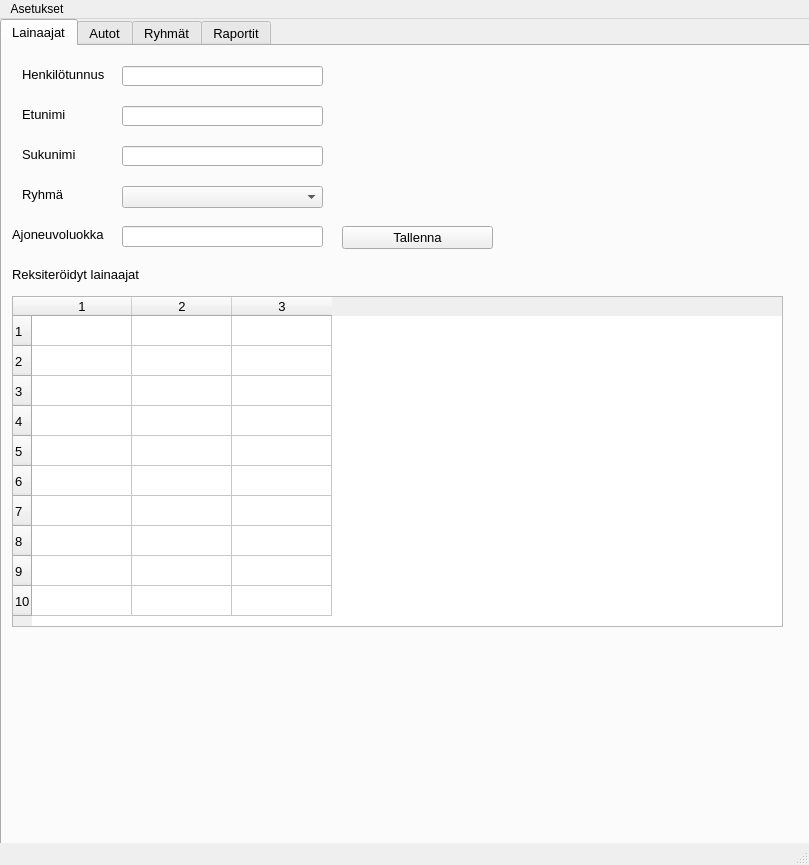
Qt form administrative.ui (50904/Autolainaus) before a commit.
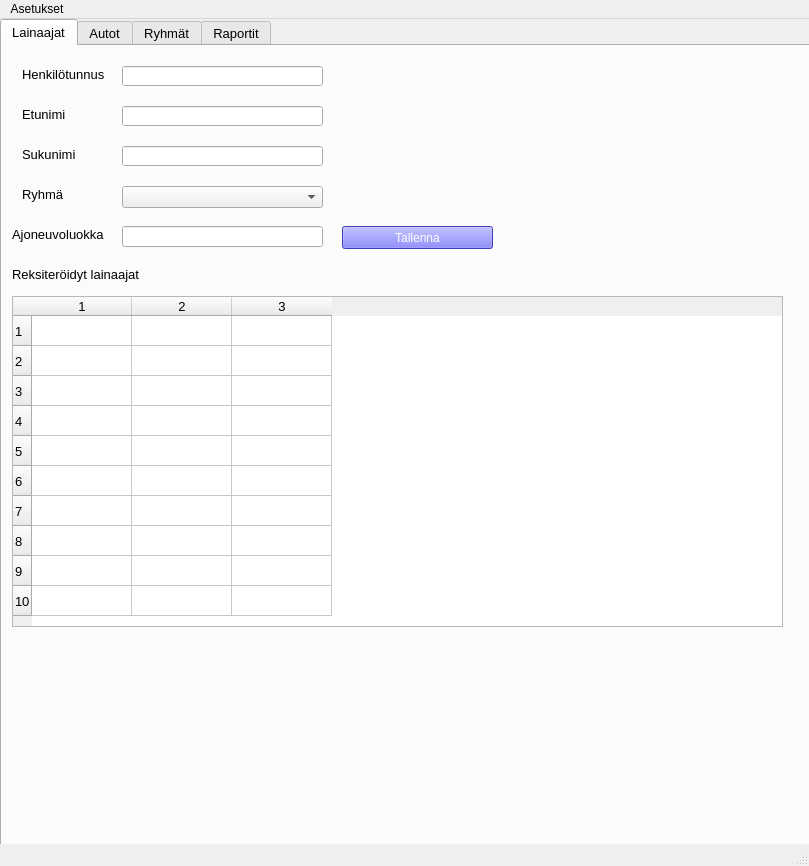
The same form after that commit. The open tabs and pages were chosen to show the change.

Commit message: Lisätty psycopg

The edit to the form file:
```diff
--- a/administrative.ui
+++ b/administrative.ui
@@ -7,7 +7,7 @@
     <x>0</x>
     <y>0</y>
     <width>809</width>
-    <height>865</height>
+    <height>866</height>
    </rect>
   </property>
   <property name="windowTitle">
@@ -198,6 +198,10 @@
         <height>23</height>
        </rect>
       </property>
+      <property name="styleSheet">
+       <string notr="true">background-color: rgb(85, 85, 255);
+color: rgb(255, 255, 255);</string>
+      </property>
       <property name="text">
        <string>Tallenna</string>
       </property>
```
Left out of the diff: 20 changed lines with no effect on the pictures. The commit also changes 2 other files.
